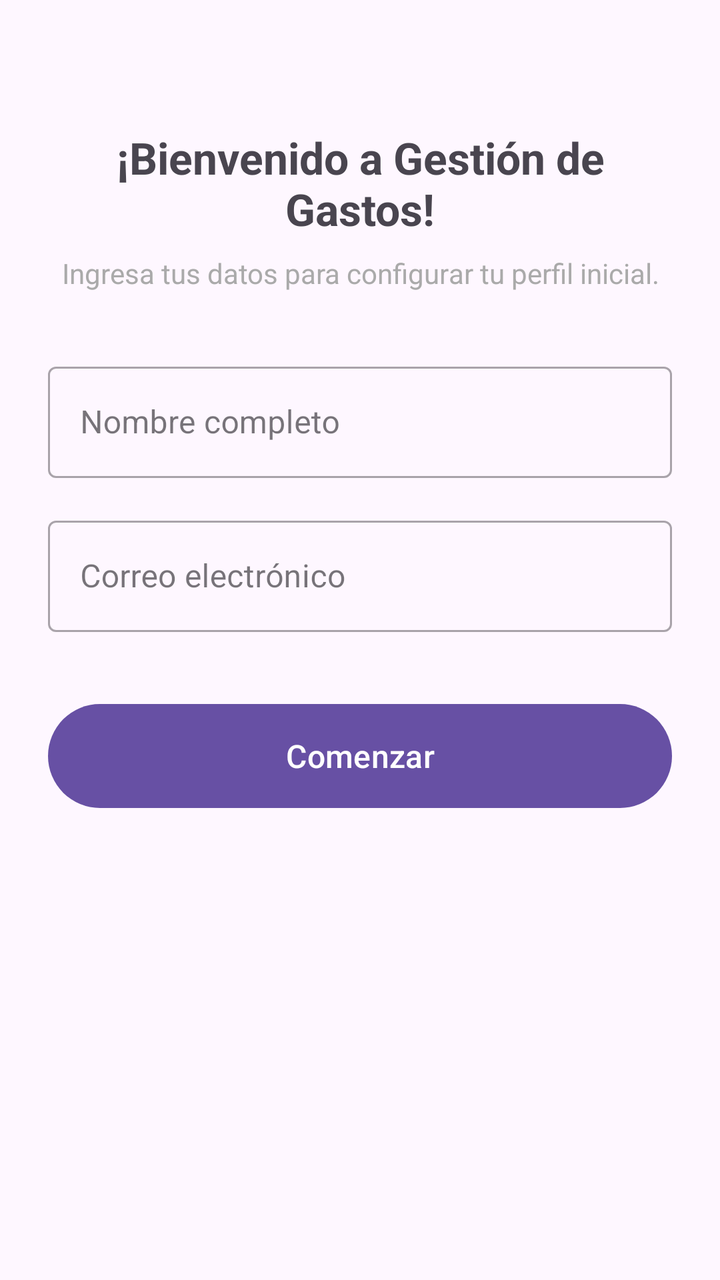
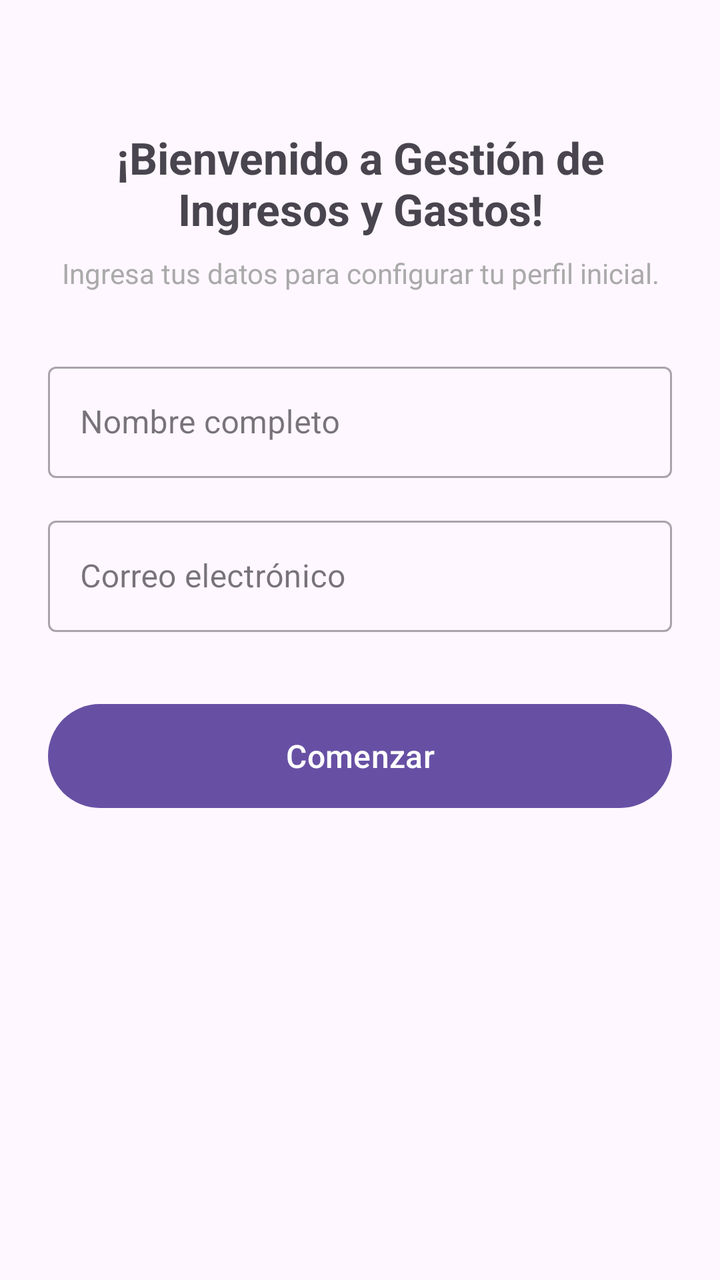

Compare the two renders of this Android layout. The source of the first and the diff that turns it into the second are given below.
<!-- AndroidManifest.xml: application theme Theme.GestionIngresoGasto -->
<!-- res/layout/activity_main.xml -->
<?xml version="1.0" encoding="utf-8"?>
<androidx.constraintlayout.widget.ConstraintLayout
    xmlns:android="http://schemas.android.com/apk/res/android"
    xmlns:app="http://schemas.android.com/apk/res-auto"
    xmlns:tools="http://schemas.android.com/tools"
    android:layout_width="match_parent"
    android:layout_height="match_parent"
    android:padding="24dp"
    tools:context=".MainActivity">

    <TextView
        android:id="@+id/tvTitulo"
        android:layout_width="0dp"
        android:layout_height="wrap_content"
        android:text="¡Bienvenido a Gestión de Gastos!"
        android:textSize="22sp"
        android:textStyle="bold"
        android:textAlignment="center"
        app:layout_constraintTop_toTopOf="parent"
        app:layout_constraintStart_toStartOf="parent"
        app:layout_constraintEnd_toEndOf="parent"
        android:layout_marginTop="40dp" />

    <TextView
        android:id="@+id/tvSubtitulo"
        android:layout_width="0dp"
        android:layout_height="wrap_content"
        android:text="Ingresa tus datos para configurar tu perfil inicial."
        android:textSize="14sp"
        android:textAlignment="center"
        android:textColor="@android:color/darker_gray"
        app:layout_constraintTop_toBottomOf="@id/tvTitulo"
        app:layout_constraintStart_toStartOf="parent"
        app:layout_constraintEnd_toEndOf="parent"
        android:layout_marginTop="8dp" />

    <com.google.android.material.textfield.TextInputLayout
        android:id="@+id/tilNombre"
        style="@style/Widget.MaterialComponents.TextInputLayout.OutlinedBox"
        android:layout_width="0dp"
        android:layout_height="wrap_content"
        android:hint="Nombre completo"
        app:layout_constraintTop_toBottomOf="@id/tvSubtitulo"
        app:layout_constraintStart_toStartOf="parent"
        app:layout_constraintEnd_toEndOf="parent"
        android:layout_marginTop="32dp">

        <com.google.android.material.textfield.TextInputEditText
            android:id="@+id/etNombre"
            android:layout_width="match_parent"
            android:layout_height="wrap_content"
            android:inputType="textPersonName"
            android:maxLines="1" />
    </com.google.android.material.textfield.TextInputLayout>

    <com.google.android.material.textfield.TextInputLayout
        android:id="@+id/tilCorreo"
        style="@style/Widget.MaterialComponents.TextInputLayout.OutlinedBox"
        android:layout_width="0dp"
        android:layout_height="wrap_content"
        android:hint="Correo electrónico"
        app:layout_constraintTop_toBottomOf="@id/tilNombre"
        app:layout_constraintStart_toStartOf="parent"
        app:layout_constraintEnd_toEndOf="parent"
        android:layout_marginTop="16dp">

        <com.google.android.material.textfield.TextInputEditText
            android:id="@+id/etCorreo"
            android:layout_width="match_parent"
            android:layout_height="wrap_content"
            android:inputType="textEmailAddress"
            android:maxLines="1" />
    </com.google.android.material.textfield.TextInputLayout>

    <Button
        android:id="@+id/btnGuardar"
        android:layout_width="0dp"
        android:layout_height="60dp"
        android:text="Comenzar"
        android:textSize="16sp"
        app:layout_constraintTop_toBottomOf="@id/tilCorreo"
        app:layout_constraintStart_toStartOf="parent"
        app:layout_constraintEnd_toEndOf="parent"
        android:layout_marginTop="32dp" />

</androidx.constraintlayout.widget.ConstraintLayout>
<!-- resources referenced by this layout -->
<resources>
  <style name="Theme.GestionIngresoGasto" parent="Base.Theme.GestionIngresoGasto" />
  <style name="Base.Theme.GestionIngresoGasto" parent="Theme.Material3.DayNight.NoActionBar">
          
          
      </style>
</resources>

<!-- the commit's change to res/layout/activity_main.xml (unified diff, before → after) -->
@@ -6,13 +6,13 @@
     android:layout_width="match_parent"
     android:layout_height="match_parent"
     android:padding="24dp"
-    tools:context=".MainActivity">
+    tools:context=".ui.MainActivity">
 
     <TextView
         android:id="@+id/tvTitulo"
         android:layout_width="0dp"
         android:layout_height="wrap_content"
-        android:text="¡Bienvenido a Gestión de Gastos!"
+        android:text="¡Bienvenido a Gestión de Ingresos y Gastos!"
         android:textSize="22sp"
         android:textStyle="bold"
         android:textAlignment="center"
